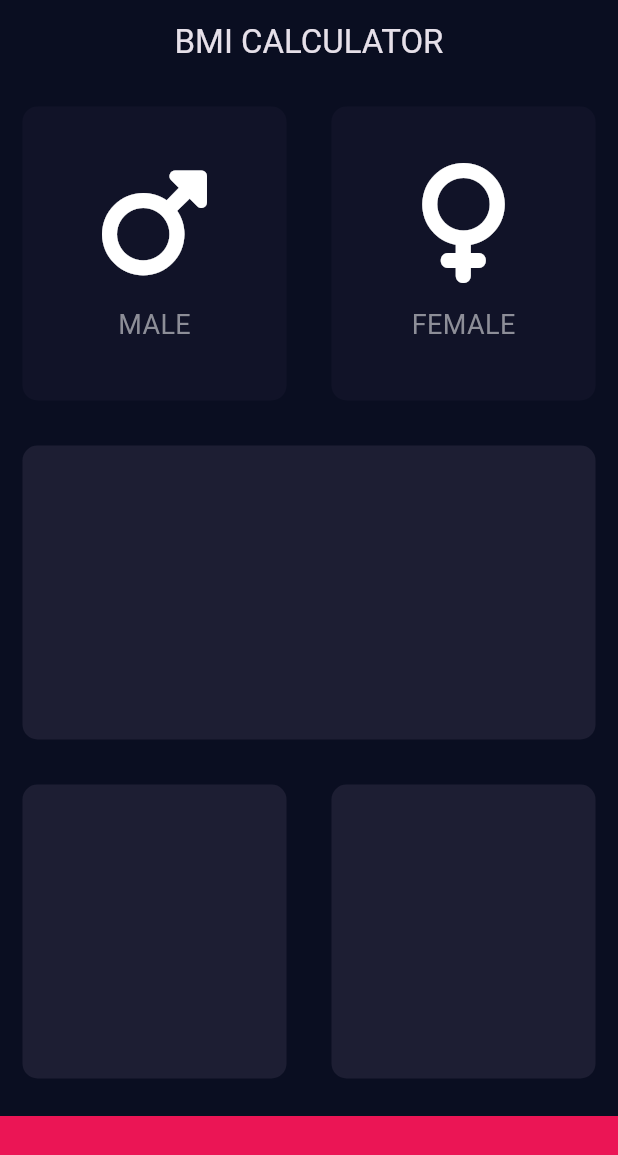
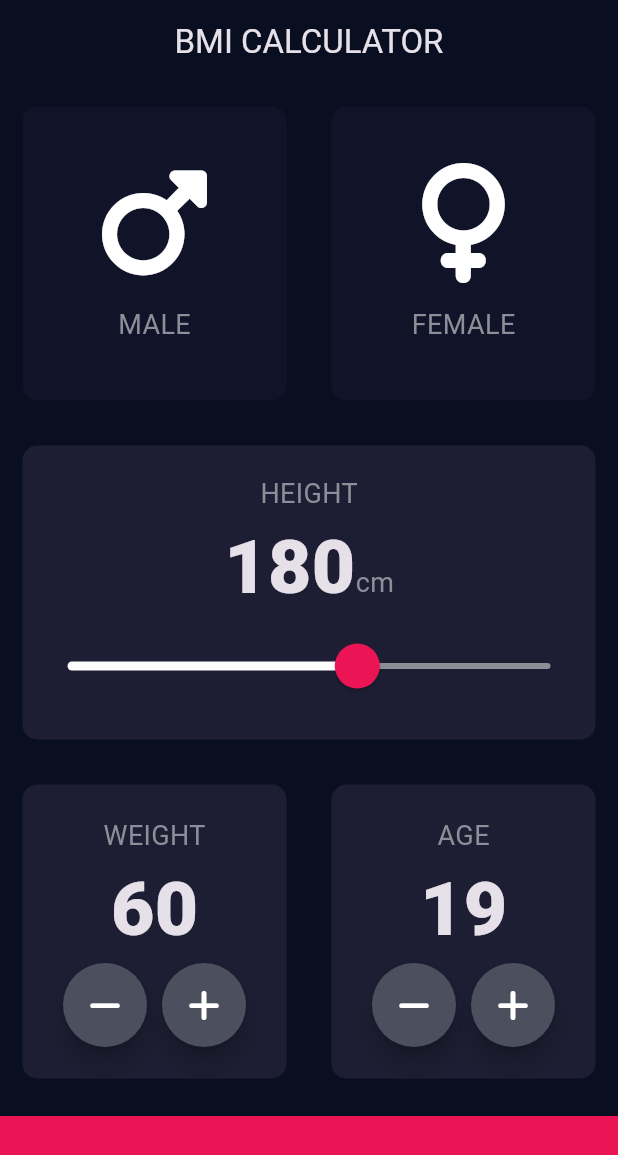
Before and after one commit to Nick-Lemy/bmi_calculator, a Flutter app: the screen it shows after launch, on a phone screen of 412 x 824 dp. Shown: the top 1155 px of the screen. Run offline on Flutter 3.47's test engine with Material 3 defaults, Android fonts, the light colour scheme and no system bars; our stand-ins replace font_awesome_flutter.

Commit message:
Designing Height, Weight and age widget

```diff
--- /dev/null
+++ b/lib/constants.dart
@@ -0,0 +1,9 @@
+import 'package:flutter/material.dart';
+
+const kBottomContainerHeight = 80.0;
+const kActiveCardColor = Color(0xFF1D1E33);
+const kInactiveCardColor = Color(0xFF111328);
+const kBottomContainerColor = Color(0xFFEB1555);
+
+const kHeightTextStyle = TextStyle(fontSize: 50.0, fontWeight: FontWeight.w900);
+const kIconTextStyle = TextStyle(fontSize: 18, color: Color(0xFF8D8E98));
--- a/lib/icon_content.dart
+++ b/lib/icon_content.dart
@@ -1,6 +1,5 @@
 import 'package:flutter/material.dart';
-
-const IconTextStyle = TextStyle(fontSize: 18, color: Color(0xFF8D8E98));
+import 'constants.dart';
 
 class IconContent extends StatelessWidget {
   const IconContent(
@@ -23,7 +22,7 @@ class IconContent extends StatelessWidget {
         ),
         Text(
           iconName,
-          style: IconTextStyle,
+          style: kIconTextStyle,
         )
       ],
     );
--- a/lib/input_page.dart
+++ b/lib/input_page.dart
@@ -2,11 +2,7 @@ import 'package:flutter/material.dart';
 import 'package:font_awesome_flutter/font_awesome_flutter.dart';
 import 'icon_content.dart';
 import 'reusable_card.dart';
-
-const bottomContainerHeight = 80.0;
-const activeCardColor = Color(0xFF1D1E33);
-const inactiveCardColor = Color(0xFF111328);
-const bottomContainerColor = Color(0xFFEB1555);
+import 'constants.dart';
 
 enum Gender { male, female }
 
@@ -17,6 +13,9 @@ class InputPage extends StatefulWidget {
 
 class _InputPageState extends State<InputPage> {
   Gender? selectedGender;
+  int height = 180;
+  int weight = 60;
+  int age = 19;
 
   @override
   Widget build(BuildContext context) {
@@ -28,6 +27,7 @@ class _InputPageState extends State<InputPage> {
         centerTitle: true,
       ),
       body: Column(
+        crossAxisAlignment: CrossAxisAlignment.stretch,
         children: [
           Expanded(
             child: Row(
@@ -40,8 +40,8 @@ class _InputPageState extends State<InputPage> {
                           });
                         },
                         colour: selectedGender == Gender.male
-                            ? activeCardColor
-                            : inactiveCardColor,
+                            ? kActiveCardColor
+                            : kInactiveCardColor,
                         cardChild: const IconContent(
                           iconImage: FontAwesomeIcons.mars,
                           iconName: "MALE",
@@ -54,31 +54,167 @@ class _InputPageState extends State<InputPage> {
                     });
                   },
                   colour: selectedGender == Gender.female
-                      ? activeCardColor
-                      : inactiveCardColor,
+                      ? kActiveCardColor
+                      : kInactiveCardColor,
                   cardChild: const IconContent(
                       iconImage: FontAwesomeIcons.venus, iconName: "FEMALE"),
                 )),
               ],
             ),
           ),
-          const Expanded(child: ReusableCard(colour: activeCardColor)),
-          const Expanded(
+          Expanded(
+              child: ReusableCard(
+            colour: kActiveCardColor,
+            cardChild: Column(
+              mainAxisAlignment: MainAxisAlignment.center,
+              children: [
+                const Text(
+                  "HEIGHT",
+                  style: kIconTextStyle,
+                ),
+                Row(
+                  crossAxisAlignment: CrossAxisAlignment.baseline,
+                  mainAxisAlignment: MainAxisAlignment.center,
+                  textBaseline: TextBaseline.alphabetic,
+                  children: [
+                    Text(height.toString(), style: kHeightTextStyle),
+                    const Text("cm", style: kIconTextStyle),
+                  ],
+                ),
+                SliderTheme(
+                  data: SliderTheme.of(context).copyWith(
+                    thumbShape: RoundSliderThumbShape(enabledThumbRadius: 15.0),
+                    overlayShape: RoundSliderOverlayShape(overlayRadius: 30.0),
+                    thumbColor: Color(0xFFEB1555),
+                    activeTrackColor: Colors.white,
+                    overlayColor: Color(0x29EB1555),
+                    inactiveTrackColor: Color(0xFF8D8E98),
+                  ),
+                  child: Slider(
+                      value: height.toDouble(),
+                      min: 120.0,
+                      max: 220.0,
+                      onChanged: (double newValue) {
+                        setState(() {
+                          height = newValue.round();
+                        });
+                        ;
+                      }),
+                )
+              ],
+            ),
+          )),
+          Expanded(
             child: Row(
               children: [
-                Expanded(child: ReusableCard(colour: activeCardColor)),
-                Expanded(child: ReusableCard(colour: activeCardColor)),
+                Expanded(
+                    child: ReusableCard(
+                  colour: kActiveCardColor,
+                  cardChild: Column(
+                    mainAxisAlignment: MainAxisAlignment.center,
+                    children: [
+                      const Text(
+                        "WEIGHT",
+                        style: kIconTextStyle,
+                      ),
+                      Text(
+                        weight.toString(),
+                        style: kHeightTextStyle,
+                      ),
+                      Row(
+                        mainAxisAlignment: MainAxisAlignment.center,
+                        children: [
+                          RoundIconButton(
+                            icon: FontAwesomeIcons.minus,
+                            onPressed: () {
+                              setState(() {
+                                weight--;
+                              });
+                            },
+                          ),
+                          SizedBox(
+                            width: 10,
+                          ),
+                          RoundIconButton(
+                            icon: FontAwesomeIcons.plus,
+                            onPressed: () {
+                              setState(() {
+                                weight++;
+                              });
+                            },
+                          ),
+                        ],
+                      )
+                    ],
+                  ),
+                )),
+                Expanded(
+                    child: ReusableCard(
+                  colour: kActiveCardColor,
+                  cardChild: Column(
+                    mainAxisAlignment: MainAxisAlignment.center,
+                    children: [
+                      Text("AGE", style: kIconTextStyle),
+                      Text(
+                        age.toString(),
+                        style: kHeightTextStyle,
+                      ),
+                      Row(
+                        mainAxisAlignment: MainAxisAlignment.center,
+                        children: [
+                          RoundIconButton(
+                            icon: FontAwesomeIcons.minus,
+                            onPressed: () {
+                              setState(() {
+                                age--;
+                              });
+                            },
+                          ),
+                          SizedBox(
+                            width: 10,
+                          ),
+                          RoundIconButton(
+                            icon: FontAwesomeIcons.plus,
+                            onPressed: () {
+                              setState(() {
+                                age++;
+                              });
+                            },
+                          ),
+                        ],
+                      )
+                    ],
+                  ),
+                )),
               ],
             ),
           ),
           Container(
-            color: bottomContainerColor,
+            color: kBottomContainerColor,
             margin: const EdgeInsets.only(top: 10),
             width: double.infinity,
-            height: bottomContainerHeight,
+            height: kBottomContainerHeight,
           )
         ],
       ),
     );
   }
 }
+
+class RoundIconButton extends StatelessWidget {
+  const RoundIconButton({super.key, this.onPressed, this.icon});
+  final IconData? icon;
+  final VoidCallback? onPressed;
+
+  Widget build(BuildContext context) {
+    return RawMaterialButton(
+      onPressed: onPressed,
+      child: Icon(icon),
+      shape: CircleBorder(),
+      fillColor: Color(0xFF4C4F5E),
+      elevation: 6.0,
+      disabledElevation: 0.0,
+      constraints: BoxConstraints.tightFor(width: 56, height: 56),
+    );
+  }
+}
```
Also changed, not shown: 3 other files.
